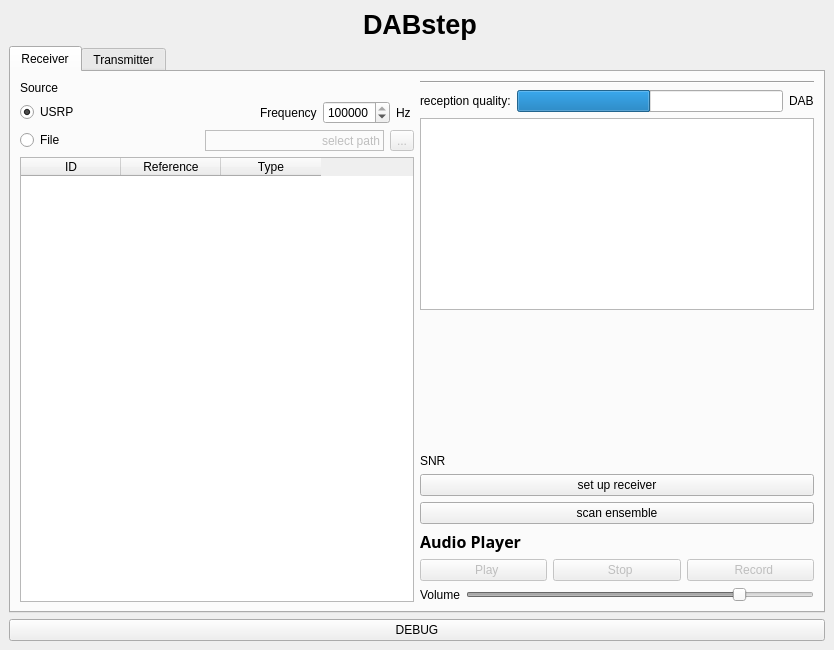
This is python/GUI/user_frontend.ui in rubund/gr-dab as Qt 5 draws it before an edit. The edited form follows.
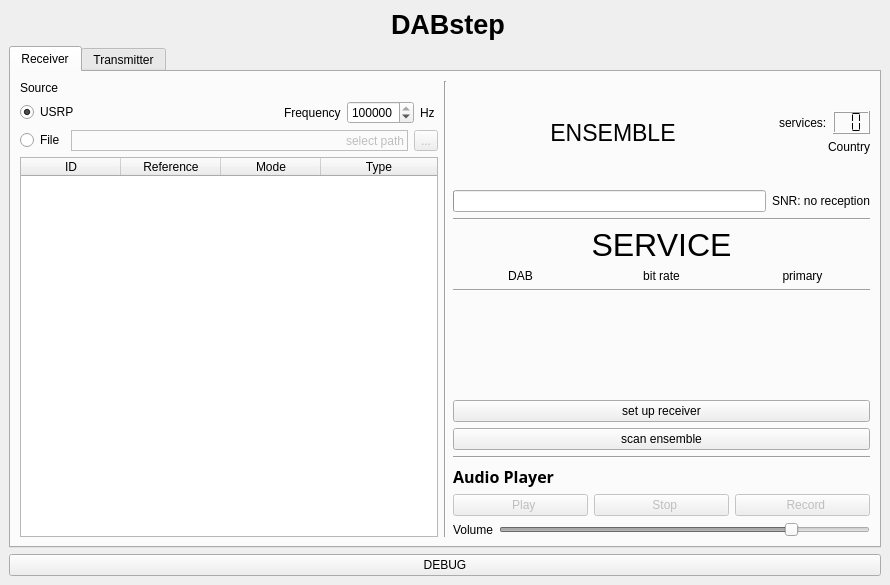
This is the edited form. Icons and pictures are not drawn.

Commit message: GUI: fix timer problem, make subch info box pretty

```diff
--- a/python/GUI/user_frontend.ui
+++ b/python/GUI/user_frontend.ui
@@ -6,8 +6,8 @@
    <rect>
     <x>0</x>
     <y>0</y>
-    <width>834</width>
-    <height>650</height>
+    <width>890</width>
+    <height>585</height>
    </rect>
   </property>
   <property name="windowTitle">
@@ -147,6 +147,12 @@
              <layout class="QHBoxLayout" name="horizontalLayout_6">
               <item>
                <widget class="QRadioButton" name="rbtn_File">
+                <property name="sizePolicy">
+                 <sizepolicy hsizetype="Fixed" vsizetype="Fixed">
+                  <horstretch>0</horstretch>
+                  <verstretch>0</verstretch>
+                 </sizepolicy>
+                </property>
                 <property name="text">
                  <string>File</string>
                 </property>
@@ -203,6 +209,15 @@
                 <verstretch>0</verstretch>
                </sizepolicy>
               </property>
+              <attribute name="horizontalHeaderCascadingSectionResizes">
+               <bool>false</bool>
+              </attribute>
+              <attribute name="horizontalHeaderDefaultSectionSize">
+               <number>100</number>
+              </attribute>
+              <attribute name="horizontalHeaderStretchLastSection">
+               <bool>true</bool>
+              </attribute>
               <column>
                <property name="text">
                 <string>ID</string>
@@ -213,6 +228,11 @@
                 <string>Reference</string>
                </property>
               </column>
+              <column>
+               <property name="text">
+                <string>Mode</string>
+               </property>
+              </column>
               <column>
                <property name="text">
                 <string>Type</string>
@@ -222,24 +242,121 @@
             </item>
            </layout>
           </item>
+          <item>
+           <widget class="Line" name="line_8">
+            <property name="orientation">
+             <enum>Qt::Vertical</enum>
+            </property>
+           </widget>
+          </item>
           <item>
            <layout class="QVBoxLayout" name="verticalLayout_7">
             <item>
-             <widget class="Line" name="line">
-              <property name="orientation">
-               <enum>Qt::Horizontal</enum>
+             <layout class="QHBoxLayout" name="horizontalLayout_27">
+              <property name="sizeConstraint">
+               <enum>QLayout::SetDefaultConstraint</enum>
               </property>
-             </widget>
+              <item>
+               <widget class="QLabel" name="label_ensemble">
+                <property name="sizePolicy">
+                 <sizepolicy hsizetype="Expanding" vsizetype="Expanding">
+                  <horstretch>0</horstretch>
+                  <verstretch>0</verstretch>
+                 </sizepolicy>
+                </property>
+                <property name="font">
+                 <font>
+                  <pointsize>17</pointsize>
+                 </font>
+                </property>
+                <property name="text">
+                 <string>ENSEMBLE</string>
+                </property>
+                <property name="alignment">
+                 <set>Qt::AlignCenter</set>
+                </property>
+               </widget>
+              </item>
+              <item>
+               <layout class="QVBoxLayout" name="verticalLayout_10">
+                <property name="sizeConstraint">
+                 <enum>QLayout::SetDefaultConstraint</enum>
+                </property>
+                <item>
+                 <spacer name="verticalSpacer_5">
+                  <property name="orientation">
+                   <enum>Qt::Vertical</enum>
+                  </property>
+                  <property name="sizeHint" stdset="0">
+                   <size>
+                    <width>20</width>
+                    <height>0</height>
+                   </size>
+                  </property>
+                 </spacer>
+                </item>
+                <item>
+                 <layout class="QHBoxLayout" name="horizontalLayout_28">
+                  <property name="sizeConstraint">
+                   <enum>QLayout::SetDefaultConstraint</enum>
+                  </property>
+                  <item>
+                   <widget class="QLabel" name="label_26">
+                    <property name="text">
+                     <string>services:</string>
+                    </property>
+                   </widget>
+                  </item>
+                  <item>
+                   <widget class="QLCDNumber" name="lcd_number_num_subch">
+                    <property name="enabled">
+                     <bool>true</bool>
+                    </property>
+                    <property name="sizePolicy">
+                     <sizepolicy hsizetype="Fixed" vsizetype="Fixed">
+                      <horstretch>0</horstretch>
+                      <verstretch>0</verstretch>
+                     </sizepolicy>
+                    </property>
+                    <property name="numDigits">
+                     <number>2</number>
+                    </property>
+                    <property name="segmentStyle">
+                     <enum>QLCDNumber::Flat</enum>
+                    </property>
+                   </widget>
+                  </item>
+                 </layout>
+                </item>
+                <item>
+                 <widget class="QLabel" name="label_country">
+                  <property name="text">
+                   <string>Country</string>
+                  </property>
+                  <property name="alignment">
+                   <set>Qt::AlignRight|Qt::AlignTrailing|Qt::AlignVCenter</set>
+                  </property>
+                 </widget>
+                </item>
+                <item>
+                 <spacer name="verticalSpacer_4">
+                  <property name="orientation">
+                   <enum>Qt::Vertical</enum>
+                  </property>
+                  <property name="sizeHint" stdset="0">
+                   <size>
+                    <width>20</width>
+                    <height>0</height>
+                   </size>
+                  </property>
+                 </spacer>
+                </item>
+               </layout>
+              </item>
+             </layout>
             </item>
             <item>
              <layout class="QHBoxLayout" name="horizontalLayout_23">
-              <item>
-               <widget class="QLabel" name="label_8">
-                <property name="text">
-                 <string>reception quality:</string>
-                </property>
-               </widget>
-              </item>
               <item>
                <widget class="QProgressBar" name="bar_snr">
                 <property name="styleSheet">
@@ -252,7 +369,7 @@
                  <number>20</number>
                 </property>
                 <property name="value">
-                 <number>0</number>
+                 <number>-20</number>
                 </property>
                 <property name="format">
                  <string/>
@@ -260,22 +377,89 @@
                </widget>
               </item>
               <item>
+               <widget class="QLabel" name="label_snr">
+                <property name="text">
+                 <string>SNR: no reception</string>
+                </property>
+               </widget>
+              </item>
+             </layout>
+            </item>
+            <item>
+             <widget class="Line" name="line_6">
+              <property name="orientation">
+               <enum>Qt::Horizontal</enum>
+              </property>
+             </widget>
+            </item>
+            <item>
+             <layout class="QHBoxLayout" name="horizontalLayout_24">
+              <item>
+               <widget class="QLabel" name="label_service">
+                <property name="font">
+                 <font>
+                  <pointsize>24</pointsize>
+                 </font>
+                </property>
+                <property name="text">
+                 <string>SERVICE</string>
+                </property>
+                <property name="alignment">
+                 <set>Qt::AlignCenter</set>
+                </property>
+               </widget>
+              </item>
+             </layout>
+            </item>
+            <item>
+             <layout class="QHBoxLayout" name="horizontalLayout_25">
+              <item>
                <widget class="QLabel" name="label_dabplus">
                 <property name="text">
                  <string>DAB</string>
                 </property>
+                <property name="alignment">
+                 <set>Qt::AlignCenter</set>
+                </property>
+               </widget>
+              </item>
+              <item>
+               <widget class="QLabel" name="label_bit_rate">
+                <property name="text">
+                 <string>bit rate</string>
+                </property>
+                <property name="alignment">
+                 <set>Qt::AlignCenter</set>
+                </property>
+               </widget>
+              </item>
+              <item>
+               <widget class="QLabel" name="label_primary">
+                <property name="text">
+                 <string>primary</string>
+                </property>
+                <property name="alignment">
+                 <set>Qt::AlignCenter</set>
+                </property>
                </widget>
               </item>
              </layout>
             </item>
             <item>
-             <widget class="QPlainTextEdit" name="txt_info"/>
+             <widget class="Line" name="line_7">
+              <property name="orientation">
+               <enum>Qt::Horizontal</enum>
+              </property>
+             </widget>
             </item>
             <item>
              <spacer name="verticalSpacer_3">
               <property name="orientation">
                <enum>Qt::Vertical</enum>
               </property>
+              <property name="sizeType">
+               <enum>QSizePolicy::Expanding</enum>
+              </property>
               <property name="sizeHint" stdset="0">
                <size>
                 <width>20</width>
@@ -284,13 +468,6 @@
               </property>
              </spacer>
             </item>
-            <item>
-             <widget class="QLabel" name="label_SNR">
-              <property name="text">
-               <string>SNR</string>
-              </property>
-             </widget>
-            </item>
             <item>
              <widget class="QPushButton" name="btn_init">
               <property name="font">
@@ -313,6 +490,13 @@
               </property>
              </widget>
             </item>
+            <item>
+             <widget class="Line" name="line_9">
+              <property name="orientation">
+               <enum>Qt::Horizontal</enum>
+              </property>
+             </widget>
+            </item>
             <item>
              <widget class="QLabel" name="label_2">
               <property name="font">
@@ -1372,6 +1556,26 @@
               <item row="2" column="1">
                <widget class="QComboBox" name="t_combo_country"/>
               </item>
+              <item row="3" column="0">
+               <widget class="Line" name="line">
+                <property name="orientation">
+                 <enum>Qt::Horizontal</enum>
+                </property>
+               </widget>
+              </item>
+              <item row="8" column="1">
+               <spacer name="verticalSpacer_2">
+                <property name="orientation">
+                 <enum>Qt::Vertical</enum>
+                </property>
+                <property name="sizeHint" stdset="0">
+                 <size>
+                  <width>20</width>
+                  <height>40</height>
+                 </size>
+                </property>
+               </spacer>
+              </item>
              </layout>
             </item>
             <item>
```
Left out of the diff: 62 changed lines with no effect on the pictures. The commit also changes 2 other files.
